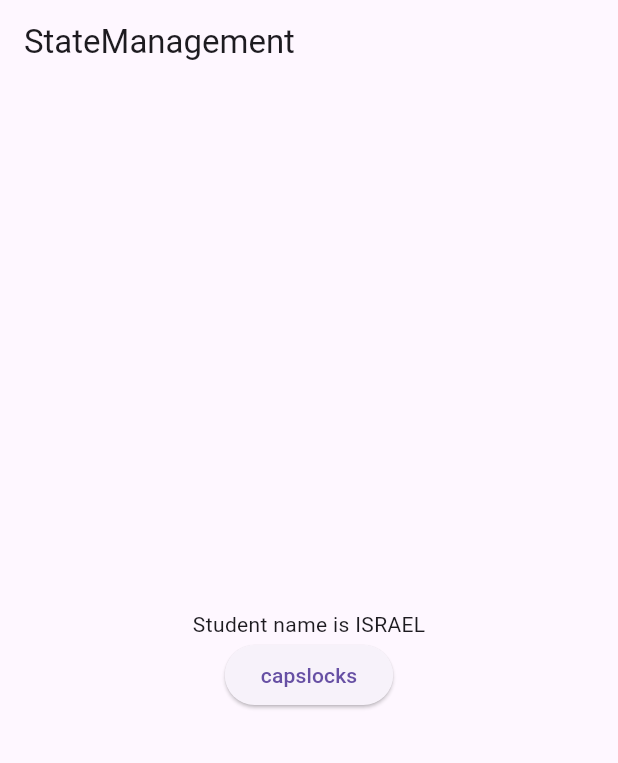
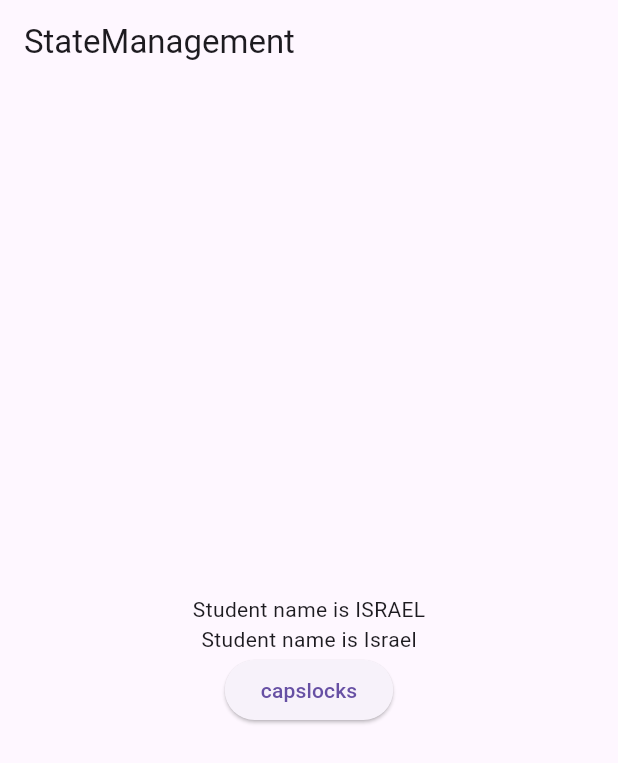
Before and after one commit to kiingxo/getx-tutorial, a Flutter app: the screen it shows after launch, after a tap on "capslocks", on a phone screen of 412 x 824 dp. Shown: the top 763 px of the screen. Run offline on Flutter 3.47's test engine with Material 3 defaults, Android fonts, the phone set to English and light mode, and no system bars; our stand-ins replace get.

Commit message:
Getx uniqueID

```diff
--- a/lib/controller.dart
+++ b/lib/controller.dart
@@ -10,6 +10,7 @@ class Mycontroller extends GetxController {
     } else {
       student.name.value = student.name.value.toUpperCase();
     }
+    update(["caps"]);
   }
 }
 
--- a/lib/main.dart
+++ b/lib/main.dart
@@ -37,7 +37,15 @@ class HomePage extends StatelessWidget {
           crossAxisAlignment: CrossAxisAlignment.center,
           children: [
             //using controller type
-            GetX<Mycontroller>(
+            GetBuilder<Mycontroller>(
+              id: "caps",
+              //initialize conntroller
+              init: Mycontroller(),
+              builder: (controller) {
+                return Text("Student name is ${controller.student.name}");
+              },
+            ),
+            GetBuilder<Mycontroller>(
               //initialize conntroller
               init: Mycontroller(),
               builder: (controller) {
```
